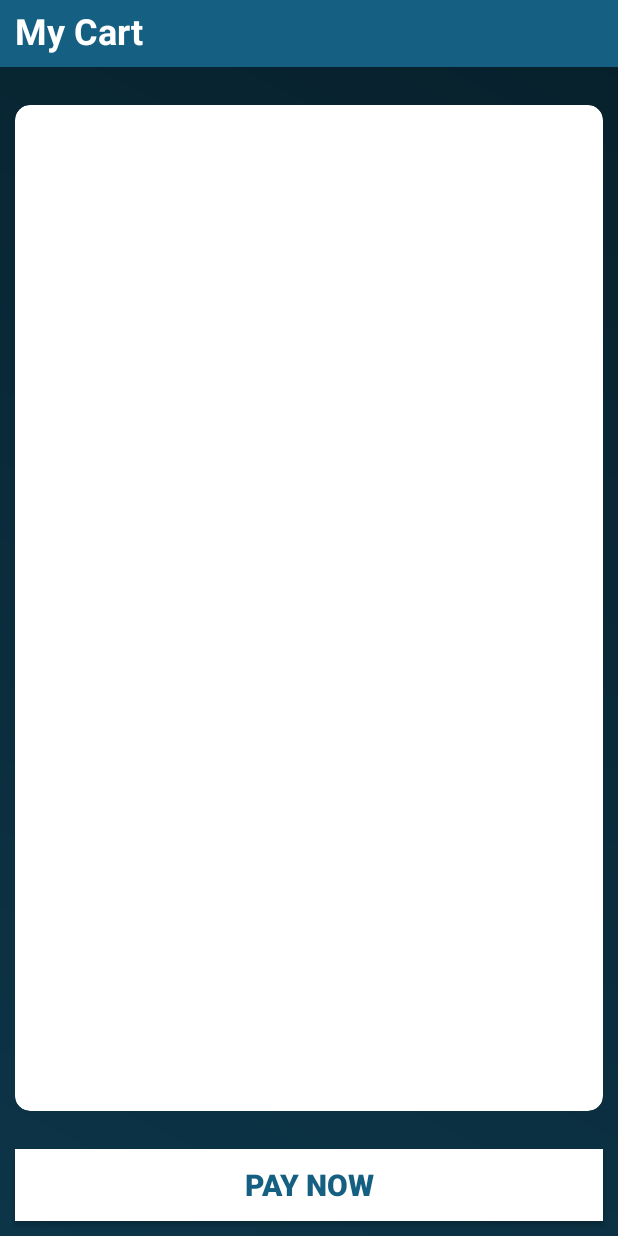
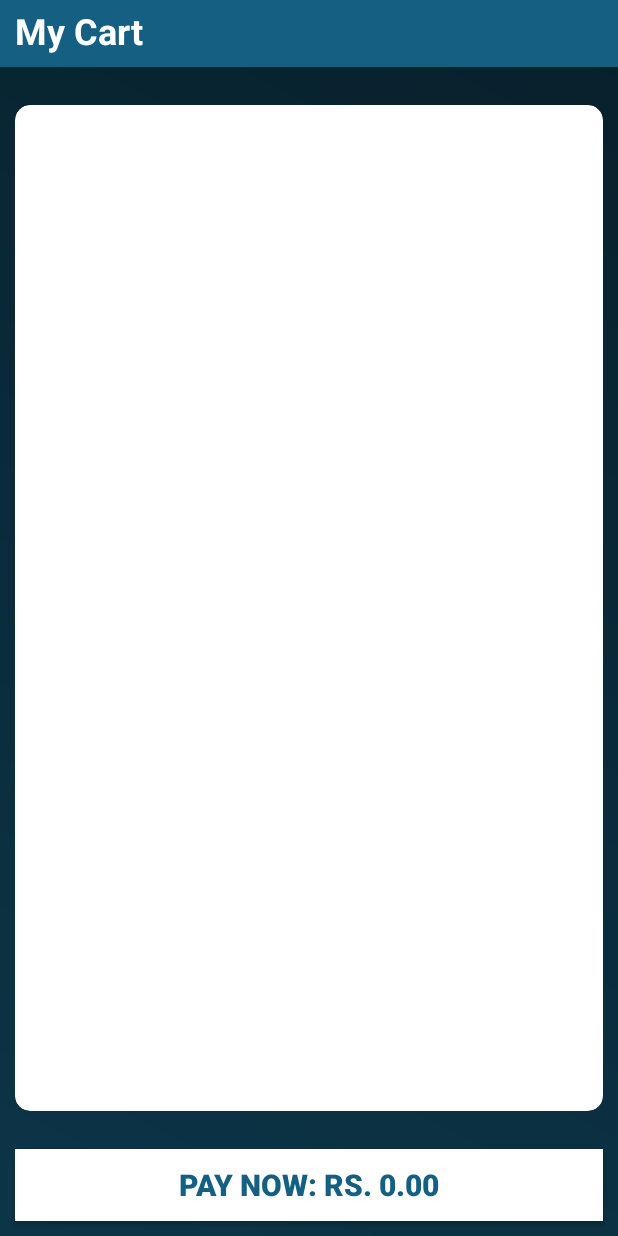
Before and after one commit to IT21128622/Web-App, an Android app: the ShoppingCartActivity screen opened directly, with no data from a screen before it, on a phone screen of 412 x 824 dp. Run offline under Robolectric (Android 15) with nearby library versions, the phone set to English and light mode, and no system bars.

Commit message:
fix/cart issue

```diff
--- a/mobileapp/app/src/main/java/com/sliit/shopease/activity/ShoppingCartActivity.java
+++ b/mobileapp/app/src/main/java/com/sliit/shopease/activity/ShoppingCartActivity.java
@@ -4,6 +4,7 @@ import android.os.Bundle;
 import android.view.LayoutInflater;
 import android.view.View;
 import android.view.ViewGroup;
+import android.widget.Button;
 import android.widget.ImageButton;
 import android.widget.TextView;
 
@@ -22,6 +23,7 @@ import com.sliit.shopease.models.Product;
 
 public class ShoppingCartActivity extends AppCompatActivity {
   private Cart cart;
+  private Button cart_btn_pay;
 
   @Override
   protected void onCreate(Bundle savedInstanceState) {
@@ -37,11 +39,20 @@ public class ShoppingCartActivity extends AppCompatActivity {
     cart = new Cart(this);
 
     RecyclerView rv_cart = findViewById(R.id.cart_rv_items);
+    cart_btn_pay = findViewById(R.id.cart_btn_pay);
+
+    cart_btn_pay.setOnClickListener(v -> pay());
 
     LinearLayoutManager linearLayoutManager = new LinearLayoutManager(ShoppingCartActivity.this, LinearLayoutManager.VERTICAL, false);
     RvAdapter rvAdapter = new RvAdapter(cart);
     rv_cart.setLayoutManager(linearLayoutManager);
     rv_cart.setAdapter(rvAdapter);
+
+    cart_btn_pay.setText(getString(R.string.pay_now, cart.getTotalPrice()));
+  }
+
+  private void pay(){
+
   }
 
   public class RvAdapter extends RecyclerView.Adapter<RvAdapter.RvHolder> {
@@ -71,11 +82,14 @@ public class ShoppingCartActivity extends AppCompatActivity {
       holder.cardItem_btn_add.setOnClickListener(v -> {
         cart.addItem(product);
         holder.cardItem_txt_count.setText(String.valueOf(cart.getProductCount(product)));
+        cart_btn_pay.setText(getString(R.string.pay_now, cart.getTotalPrice()));
       });
 
       holder.cardItem_btn_subtract.setOnClickListener(v -> {
         cart.reduceItem(product);
         holder.cardItem_txt_count.setText(String.valueOf(cart.getProductCount(product)));
+        cart_btn_pay.setText(getString(R.string.pay_now, cart.getTotalPrice()));
+        notifyDataSetChanged();
       });
     }
 
--- a/mobileapp/app/src/main/res/values/strings.xml
+++ b/mobileapp/app/src/main/res/values/strings.xml
@@ -38,7 +38,7 @@
     <string name="add_to_cart">Add to Cart (%1$d)</string>
     <string name="available">Available: %1$d</string>
     <string name="shopping_cart">Shopping Cart</string>
-    <string name="pay_now">Pay Now</string>
+    <string name="pay_now">Pay Now: Rs. %1$.2f</string>
     <string name="my_cart">My Cart</string>
     <string name="count">Count</string>
     <string name="add">Add</string>
```
